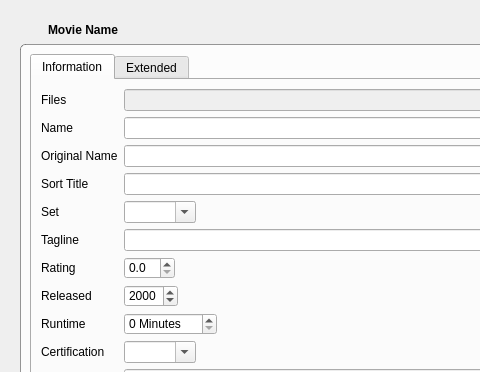
The window that movies/MovieWidget.ui (Komet/MediaElch) describes before a commit, drawn with Qt 5; both pictures show x 0 to 480 and y 0 to 372 of the 934 by 804 pixel window.
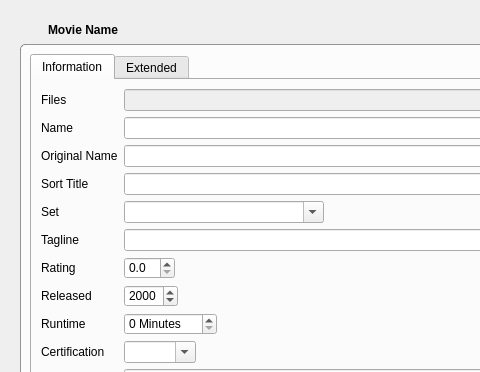
The same window after the commit. Icons and pictures are not drawn. Custom widgets are drawn as their Qt base class.

Commit message: Fixes #93 Increased minimum size of set input field

Patch:
```diff
--- a/movies/MovieWidget.ui
+++ b/movies/MovieWidget.ui
@@ -145,6 +145,12 @@
               </item>
               <item row="5" column="1">
                <widget class="QComboBox" name="set">
+                <property name="minimumSize">
+                 <size>
+                  <width>200</width>
+                  <height>0</height>
+                 </size>
+                </property>
                 <property name="editable">
                  <bool>true</bool>
                 </property>
```
